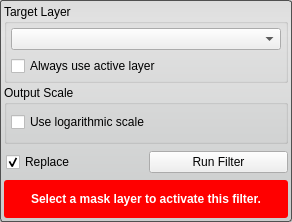
First picture: the form in Interface/ToolInterface/ConnectedComponentSizeFilterInterface.ui, repository jessdtate/Seg3D, before the edit.
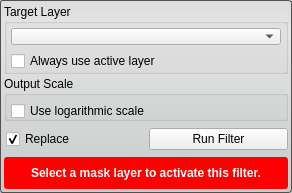
Second picture: the form after the edit. Custom widgets are drawn as their Qt base class.

Commit message: updates to the Cmake files to remove warnings on Externals updated the SingleTargetTool so that it can handle setting the validity properly for tools and filters that have more than one required combobox. updated all the tool and filter UI's

Diff of the .ui file:
```diff
--- a/Interface/ToolInterface/ConnectedComponentSizeFilterInterface.ui
+++ b/Interface/ToolInterface/ConnectedComponentSizeFilterInterface.ui
@@ -7,7 +7,7 @@
     <x>0</x>
     <y>0</y>
     <width>292</width>
-    <height>222</height>
+    <height>193</height>
    </rect>
   </property>
   <property name="sizePolicy">
@@ -16,12 +16,6 @@
     <verstretch>0</verstretch>
    </sizepolicy>
   </property>
-  <property name="maximumSize">
-   <size>
-    <width>16777215</width>
-    <height>16777215</height>
-   </size>
-  </property>
   <property name="windowTitle">
    <string>Connected Components Size Filter Interface</string>
   </property>
@@ -41,6 +35,18 @@
    </property>
    <item>
     <widget class="QGroupBox" name="target_groupbox_">
+     <property name="minimumSize">
+      <size>
+       <width>0</width>
+       <height>70</height>
+      </size>
+     </property>
+     <property name="maximumSize">
+      <size>
+       <width>16777215</width>
+       <height>70</height>
+      </size>
+     </property>
      <property name="title">
       <string>Target Layer</string>
      </property>
@@ -88,6 +94,18 @@
    </item>
    <item>
     <widget class="QGroupBox" name="groupBox">
+     <property name="minimumSize">
+      <size>
+       <width>0</width>
+       <height>45</height>
+      </size>
+     </property>
+     <property name="maximumSize">
+      <size>
+       <width>16777215</width>
+       <height>45</height>
+      </size>
+     </property>
      <property name="title">
       <string>Output Scale</string>
      </property>
@@ -96,7 +114,7 @@
        <number>4</number>
       </property>
       <property name="topMargin">
-       <number>2</number>
+       <number>0</number>
       </property>
       <property name="rightMargin">
        <number>4</number>
@@ -196,6 +214,12 @@
        <height>32</height>
       </size>
      </property>
+     <property name="maximumSize">
+      <size>
+       <width>16777215</width>
+       <height>32</height>
+      </size>
+     </property>
      <property name="styleSheet">
       <string notr="true">QLabel#message_{
 	color: white;
```
The commit also changes 34 other files.
